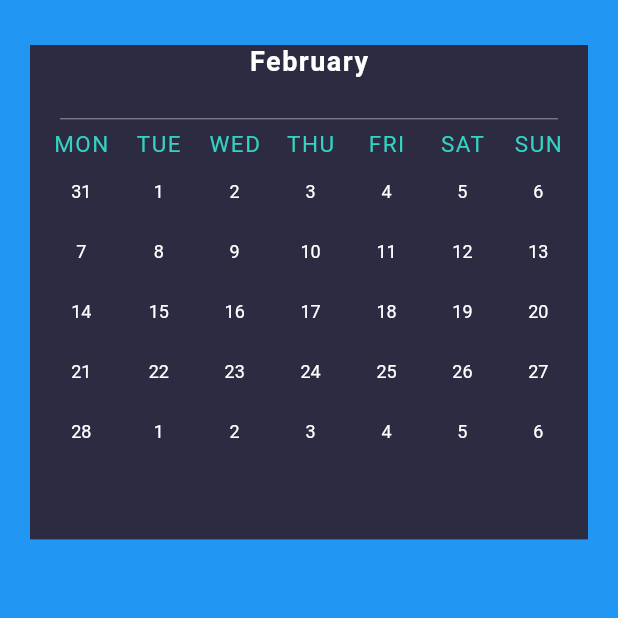
After one commit to EXERLOG/exer_log, a Flutter app: the CalendarPage screen opened directly, on a phone screen of 412 x 824 dp, the top half of it. The commit adds this screen. Run offline on Flutter 3.47's test engine with Material 2 defaults, Android fonts, the phone set to English and light mode, and no system bars; our stand-ins replace cloud_firestore, firebase_analytics, firebase_auth, firebase_core, google_sign_in; accounts and stored records are empty; Roboto replaces fonts that are missing (Avenir).

Commit message:
calendar widget created

```diff
--- a/app/exerlog/lib/Bloc/workout_bloc.dart
+++ b/app/exerlog/lib/Bloc/workout_bloc.dart
@@ -20,6 +20,20 @@ Future<Workout> getSpecificWorkout(String id) async {
       );
   Workout workout = await data.get().then((value) => value.data()!);
   return workout;
+}
+
+Future<List<Workout>> getWorkoutsWithinDates(DateTime startDate, DateTime endDate) async {
+  final ref = await FirebaseFirestore.instance
+      .collection('users')
+      .doc(userID)
+      .collection('workouts')
+      .where('date', isGreaterThanOrEqualTo: startDate).where('date', isLessThanOrEqualTo: endDate).get();
+      print(ref.docs.length);
+
+      for (int i = 0; i < ref.docs.length; i++) {
+
+      }
+  return ref.docs;
 }
 
 Future<Workout> getSpecificWorkoutToReplace(String id) async {
--- a/app/exerlog/lib/UI/TODO.txt
+++ b/app/exerlog/lib/UI/TODO.txt
@@ -1,3 +1,14 @@
+Pre-alpha
+ - remove exercise
+ - remove set
+ - quit workout
+ - exercise totals should update
+ - adding old exercise should add fill in the details
+
+ feature
+ - calendar to see workouts
+
+
 MVP:
 
 - track workout
--- /dev/null
+++ b/app/exerlog/lib/UI/calendar/calendar_page.dart
@@ -0,0 +1,27 @@
+import 'package:flutter/material.dart';
+import 'calendar_widget.dart';
+
+class CalendarPage extends StatefulWidget {
+  const CalendarPage();
+
+  @override
+  _CalendarPageState createState() => _CalendarPageState();
+}
+
+class _CalendarPageState extends State<CalendarPage> {
+  @override
+  Widget build(BuildContext context) {
+    return Scaffold(
+      body: Container(
+        padding: EdgeInsets.only(top:30, left: 20, right: 20),
+        color: Colors.blue,
+        child: Column(
+          children: [
+            CalendarWidget(),
+          ],
+          ),
+      ),
+    );
+  }
+
+}
--- /dev/null
+++ b/app/exerlog/lib/UI/calendar/calendar_widget.dart
@@ -0,0 +1,110 @@
+import 'package:exerlog/Bloc/workout_bloc.dart';
+import 'package:exerlog/UI/calendar/date_widget.dart';
+import 'package:exerlog/UI/global.dart';
+import 'package:flutter/material.dart';
+
+class CalendarWidget extends StatefulWidget {
+
+  @override
+  _CalendarWidgetState createState() => _CalendarWidgetState();
+
+}
+
+class _CalendarWidgetState extends State<CalendarWidget> {
+  List<String> monthNames = ["January","February","March","April","May","June","July", "August","September","October","November","December"];
+
+  @override
+  Widget build(BuildContext context) {
+    List<Widget> dates_List = getDates();
+    screenHeight = MediaQuery.of(context).size.height;
+    screenWidth = MediaQuery.of(context).size.width;
+    return Container(
+      height: screenHeight*0.4,
+      color: backgroundColor,
+      child: Column(
+        children: [
+          Container(
+            height: screenHeight*0.05,
+            child: Text(monthNames[DateTime.now().month-1], style: mediumTitleStyleWhite,),
+          ),
+          Container(
+            margin: EdgeInsets.only(left: 20, right:20),
+            child: Divider(
+              color: Colors.white.withOpacity(0.5),
+            ),
+          ),
+          Row(
+            mainAxisAlignment: MainAxisAlignment.spaceEvenly,
+            crossAxisAlignment: CrossAxisAlignment.center,
+            children: dates_List,
+          )
+        ],
+      ),
+    );
+  }
+
+  List<Widget> getDates() {
+    List weekdayNames = ['MON', 'TUE', 'WED', 'THU', 'FRI', 'SAT', 'SUN'];
+    List<Widget> datelist = [];
+    int today = DateTime.now().day;
+    int month = DateTime.now().month;
+    int year = DateTime.now().year;
+    int weekday = DateTime.now().weekday;
+    DateTime now = DateTime.now();
+
+    print(today);
+    print(month);
+    print(year);
+    print(weekday);
+    List week_list = [[],[],[],[],[],[],[]];
+    List<Widget> dates = [];
+    // month could span 4-6 weeks which is 4-6 columns
+    // which day of the week does the first fall on
+    DateTime first = now.subtract(Duration(days: today-1));
+    DateTime last = new DateTime(year,month+1,0);
+    // if the first of the month falls anywhere else than on a monday
+    // then get the dates before the first as well
+
+    // calculate how many days and weeks should be shown in the calendar
+    DateTime prev_month = first.subtract(Duration(days: first.weekday));
+
+    final workout_list = getWorkoutsWithinDates(prev_month, last.add(Duration(days: 7-last.weekday+1)));
+    int days_to_show = last.day + (first.weekday-1) + (7-last.weekday);
+    double weeks = days_to_show/7;
+    if (weeks is !int) {
+      // if the weeks is not an int then we need to add an extra week
+      weeks = weeks.toInt() + 1;
+    }
+
+    int current_day = 0;
+    int j = 0;
+    while (current_day != days_to_show) {
+      if (j == 7) {
+        j = 0;
+      }
+
+      DateTime day_to_add = prev_month.add(Duration(days: current_day + 1));
+      week_list[j].add(day_to_add);
+      print(day_to_add.day);
+
+      j++;
+      current_day++;
+    }
+
+    for (int i = 0; i < 7; i++) {
+      List<Widget> dates = [];
+      dates.add(Text(weekdayNames[i], style: setStyle,));
+      for (int j = 0; j < week_list[i].length; j++) {
+        dates.add(DateWidget(week_list[i][j], ''));
+      }
+      datelist.add(Column(
+        mainAxisAlignment: MainAxisAlignment.spaceBetween,
+        children: dates,
+      ));
+    }
+
+
+    return datelist;
+  }
+
+}
--- /dev/null
+++ b/app/exerlog/lib/UI/calendar/date_widget.dart
@@ -0,0 +1,44 @@
+import 'package:exerlog/UI/global.dart';
+import 'package:exerlog/UI/gradient_button.dart';
+import 'package:flutter/material.dart';
+
+class DateWidget extends StatefulWidget {
+  final DateTime date;
+  final String workoutId;
+
+  DateWidget(this.date, this.workoutId);
+
+  @override
+  _DateWidgetState createState() => _DateWidgetState();
+
+}
+
+class _DateWidgetState extends State<DateWidget> {
+  @override
+  Widget build(BuildContext context) {
+    return widget.workoutId.length > 0 ?
+    Container(
+      padding: EdgeInsets.only(top: 5),
+      height: 40,
+      width: 35,
+      child: RaisedGradientButton(
+        onPressed: () {
+          print("pressed");
+        },
+        radius: 10,
+        gradient: LinearGradient(
+          colors: <Color>[Color(0xFF34D1C2), Color(0xFF31A6DC)],
+        ),
+        child: Text(widget.date.day.toString(), style: buttonTextSmall,),
+
+      ),
+    )
+    :
+    Container(
+      padding: EdgeInsets.only(top:5),
+      height: 40,
+      width: 35,
+      child: Center(child: Text(widget.date.day.toString(), style: whiteTextStyleSmall,)),
+    );
+  }
+}
--- a/app/exerlog/lib/UI/global.dart
+++ b/app/exerlog/lib/UI/global.dart
@@ -11,6 +11,10 @@ Color textColorBlue = Color(0xFF31A6DC);
 Color greenTextColor = Color(0xFF34D2C1);
 
 // text styles
+TextStyle whiteTextStyleSmall = TextStyle(
+    color: Colors.white,
+    fontFamily: "Avenir",
+    fontSize: 12);
 TextStyle buttonTextSmall = TextStyle(
     color: backgroundColor,
     fontFamily: "Avenir",
--- a/app/exerlog/lib/UI/workout/workout_name_selection_widget.dart
+++ b/app/exerlog/lib/UI/workout/workout_name_selection_widget.dart
@@ -18,7 +18,7 @@ class WorkoutTemplateSelectionWidget extends StatefulWidget {
 
 class _WorkoutNameSelectionWidgetState
     extends State<WorkoutTemplateSelectionWidget> {
-  String dropDownValue = 'test';
+  String? dropDownValue;
   Map workoutMap = {};
   @override
   Widget build(BuildContext context) {
@@ -75,6 +75,7 @@ class _WorkoutNameSelectionWidgetState
                         snapshot.data!.map<DropdownMenuItem<String>>((element) {
                       dropDownValue = element.name;
                       workoutMap[element.name] = element;
+                      print("NAME " + element.name);
                       return DropdownMenuItem<String>(
                         value: element.name,
                         child: Text(element.name),
--- a/app/exerlog/lib/main.dart
+++ b/app/exerlog/lib/main.dart
@@ -5,6 +5,7 @@ import 'package:exerlog/Bloc/workout_bloc.dart';
 import 'package:exerlog/Models/exercise.dart';
 import 'package:exerlog/Models/sets.dart';
 import 'package:exerlog/Models/workout.dart';
+import 'package:exerlog/UI/calendar/calendar_page.dart';
 import 'package:exerlog/UI/workout/workout_page.dart';
 import 'package:firebase_auth/firebase_auth.dart';
 import 'package:firebase_core/firebase_core.dart';
@@ -42,7 +43,7 @@ class MyApp extends StatelessWidget {
             theme: ThemeData(
               primarySwatch: Colors.blue,
             ),
-            home: WorkoutPage(),
+            home: CalendarPage(),
             color: Colors.blue,
           );
           } else {
```
